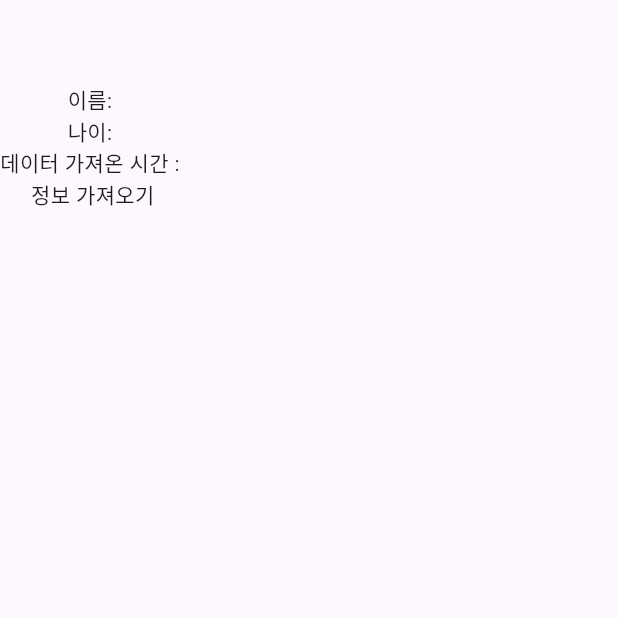
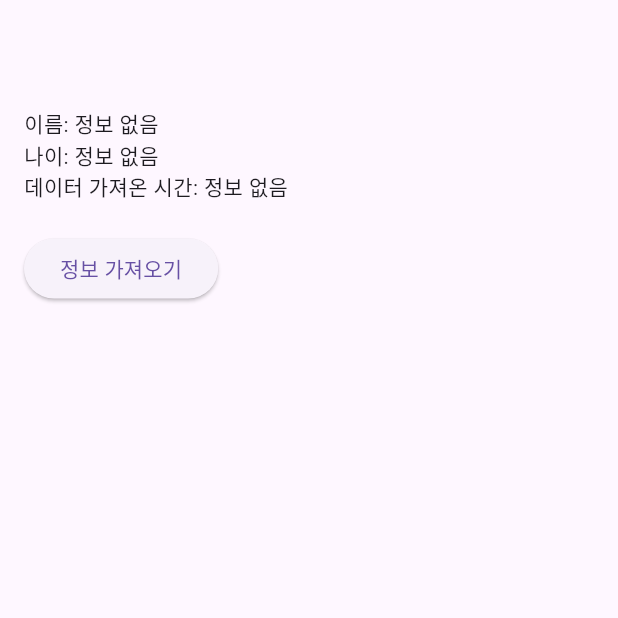
Before and after one commit to kk20192073/flutter_state_example, a Flutter app: the HomePage screen opened directly, on a phone screen of 412 x 824 dp, the top half of it. Run offline on Flutter 3.47's test engine with Material 3 defaults, Android fonts, the phone set to English and light mode, and no system bars; our stand-ins replace flutter_riverpod.

Commit message:
Add Dart

```diff
--- a/lib/homepage.dart
+++ b/lib/homepage.dart
@@ -1,7 +1,9 @@
 import 'package:flutter/material.dart';
+import 'package:flutter_riverpod/flutter_riverpod.dart';
+import 'package:flutter_state_example/home_view_model.dart';
 
 void main() {
-  runApp(MyApp());
+  runApp(const ProviderScope(child: MyApp()));
 }
 
 class MyApp extends StatelessWidget {
@@ -18,13 +20,24 @@ class HomePage extends StatelessWidget {
   Widget build(BuildContext context) {
     return Scaffold(
       appBar: AppBar(),
-      body: Column(
+      body: Consumer(
+        builder: (context, ref, child) {
+          HomeState homeState = ref.watch(homeViewModelProvider);
+
+          return Padding(
+            padding: const EdgeInsets.all(16.0),
+            child: Column(
+              crossAxisAlignment: CrossAxisAlignment.start,
               children: [
-          Text('이름: '),
-          Text('나이: ${homeState.user?.age ?? ""}'),
-          Text('데이터 가져온 시간 : '),
-          GestureDetector(
-            onTap: () {
+                Text('이름: ${homeState.user?.name ?? "정보 없음"}'),
+                Text('나이: ${homeState.user?.age ?? "정보 없음"}'),
+                Text(
+                  '데이터 가져온 시간: ${homeState.fetchTime?.toString() ?? "정보 없음"}',
+                ),
+                const SizedBox(height: 20),
+                ElevatedButton(
+                  onPressed: () {
+                    ref.read(homeViewModelProvider.notifier).getUserInfo();
                     print("클릭!");
                   },
                   child: Text('정보 가져오기'),
@@ -32,5 +45,8 @@ class HomePage extends StatelessWidget {
               ],
             ),
           );
+        },
+      ),
+    );
   }
 }
--- a/lib/user_repository.dart
+++ b/lib/user_repository.dart
@@ -12,8 +12,8 @@ class UserRepository {
     // 서버에서 받은 데이터라고 가정한 JSON 문자열
     String serverResponse = """
 {
-	"name": "이지원",
-	"age": 20
+  "name": "임우형",
+  "age": 20
 }
 """;
 
--- a/pubspec.yaml
+++ b/pubspec.yaml
@@ -31,7 +31,7 @@ environment:
 dependencies:
   flutter:
     sdk: flutter
-  flutter_riverpod: ^2.4.0
+  flutter_riverpod: ^2.6.1
   cupertino_icons: ^1.0.8
 
 dev_dependencies:
```
Also changed, not shown: lib/home_view_model.dart (+8 -20 lines), lib/main.dart (+2 -108 lines). Lines whose indentation alone changed are shown as unchanged.
